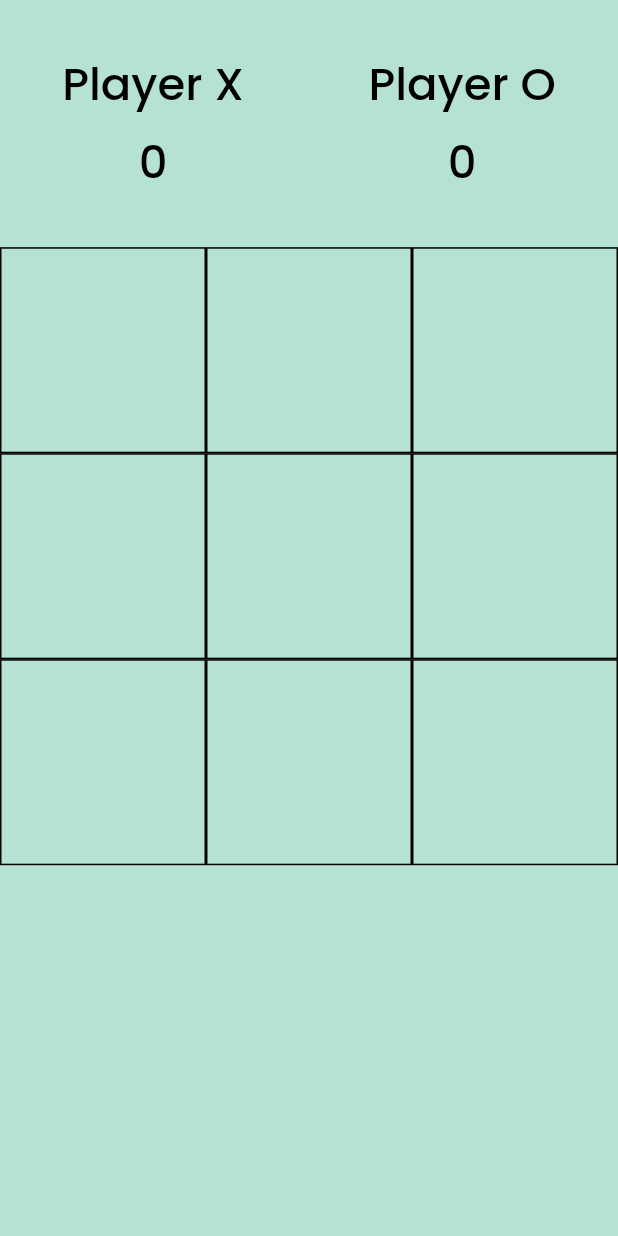
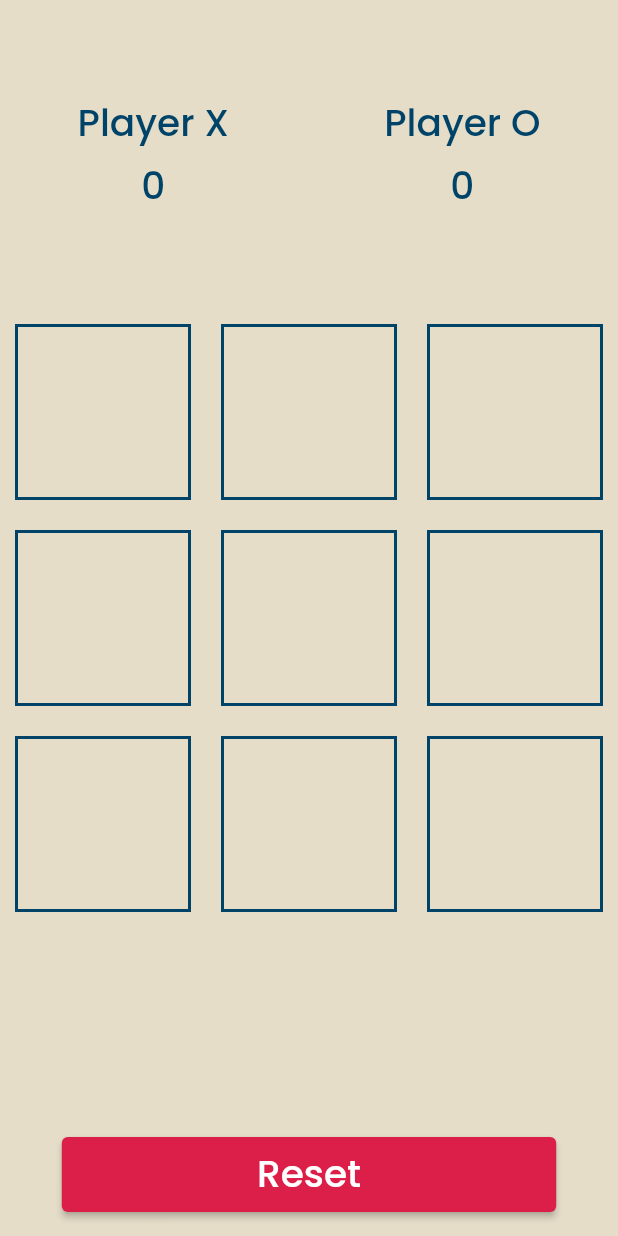
Before and after one commit to ahmadshakir21/Tic_Tac_Toe, a Flutter app: the screen it shows after launch, after a tap on "Start Gaming", on a phone screen of 412 x 824 dp. Run offline on Flutter 3.47's test engine with Material 2 defaults, Android fonts, the phone set to English and light mode, and no system bars; our stand-ins replace google_fonts.

Commit message:
finnish app core

```diff
--- /dev/null
+++ b/lib/animation/custom_page_route.dart
@@ -0,0 +1,19 @@
+import 'package:flutter/material.dart';
+
+class CustomPageRoute extends PageRouteBuilder {
+  final Widget child;
+  CustomPageRoute({required this.child})
+      : super(
+          // transitionDuration: const Duration(milliseconds: 400),
+          pageBuilder: (context, animation, secondaryAnimation) => child,
+        );
+
+  @override
+  Widget buildTransitions(BuildContext context, Animation<double> animation,
+      Animation<double> secondaryAnimation, Widget child) {
+    return FadeTransition(
+      opacity: animation,
+      child: child,
+    );
+  }
+}
--- a/lib/game_starting.dart
+++ b/lib/game_starting.dart
@@ -1,7 +1,6 @@
 import 'package:flutter/material.dart';
-import 'package:flutter/src/foundation/key.dart';
-import 'package:flutter/src/widgets/framework.dart';
 import 'package:google_fonts/google_fonts.dart';
+import 'package:tic_tac_toe_game/animation/custom_page_route.dart';
 import 'package:tic_tac_toe_game/home_screen.dart';
 
 class GameStarting extends StatelessWidget {
@@ -11,39 +10,52 @@ class GameStarting extends StatelessWidget {
   Widget build(BuildContext context) {
     return SafeArea(
       child: Scaffold(
-        backgroundColor: const Color(0xFFB6E2D3),
+        backgroundColor: const Color(0xFFE5DDC8),
         body: Center(
           child: Column(
             mainAxisAlignment: MainAxisAlignment.center,
             children: [
               Container(
-                height: 200,
-                width: 200,
-                child: Image.asset("assets/images/tic-tac-toe (1).png"),
+                height: 135,
+                width: 135,
+                child: Image.asset("assets/images/tic-tac-toe (2).png"),
               ),
-              const SizedBox(
-                height: 150,
+              // Container(
+              //   height: 60,
+              //   width: MediaQuery.of(context).size.width * 0.85,
+              //   child: ElevatedButton(
+              //       onPressed: () {
+              //         Navigator.of(context).push(MaterialPageRoute(
+              //           builder: (context) => const HomeScreen(),
+              //         ));
+              //       },
+              //       style: ElevatedButton.styleFrom(
+              //           primary: const Color(0xFF000000)),
+              //       child: Text(
+              //         "Start Gaming",
+              //         style: GoogleFonts.poppins(
+              //             fontSize: 25, fontWeight: FontWeight.w500),
+              //       )),
+              // ),
+            ],
           ),
-              Container(
-                height: 60,
-                width: MediaQuery.of(context).size.width * 0.85,
+        ),
+        floatingActionButton: Container(
+          height: 50,
+          width: MediaQuery.of(context).size.width * 0.8,
           child: ElevatedButton(
               onPressed: () {
-                      Navigator.of(context).push(MaterialPageRoute(
-                        builder: (context) => const HomeScreen(),
-                      ));
+                Navigator.of(context)
+                    .push(CustomPageRoute(child: const HomeScreen()));
               },
-                    style: ElevatedButton.styleFrom(
-                        primary: const Color(0xFF000000)),
+              style: ElevatedButton.styleFrom(primary: const Color(0xFF004369)),
               child: Text(
                 "Start Gaming",
                 style: GoogleFonts.poppins(
                     fontSize: 25, fontWeight: FontWeight.w500),
               )),
         ),
-            ],
-          ),
-        ),
+        floatingActionButtonLocation: FloatingActionButtonLocation.centerFloat,
       ),
     );
   }
--- a/lib/home_screen.dart
+++ b/lib/home_screen.dart
@@ -11,7 +11,9 @@ class HomeScreen extends StatefulWidget {
 class _HomeScreenState extends State<HomeScreen> {
   bool OTurn = true; // the first player is O
   var myStyleText = GoogleFonts.poppins(
-      color: Colors.black, fontSize: 30, fontWeight: FontWeight.w500);
+      color: const Color(0xFF004369),
+      fontSize: 25,
+      fontWeight: FontWeight.w500);
   int OScore = 0;
   int XScore = 0;
   int filledBoxes = 0;
@@ -100,14 +102,20 @@ class _HomeScreenState extends State<HomeScreen> {
       context: context,
       barrierDismissible: false,
       builder: (context) => AlertDialog(
-        title: Text("Winner is : $winner"),
+        title: Text(
+          "Winner is : $winner",
+          style: const TextStyle(color: Color(0xFF004369)),
+        ),
         actions: [
-          TextButton(
+          ElevatedButton(
               onPressed: () {
                 clearBoard();
                 Navigator.of(context).pop();
               },
-              child: const Text("Play Again!"))
+              style: ElevatedButton.styleFrom(primary: const Color(0xFFDB1F48)),
+              child: const Text(
+                "Play Again!",
+              ))
         ],
       ),
     );
@@ -124,14 +132,20 @@ class _HomeScreenState extends State<HomeScreen> {
       context: context,
       barrierDismissible: false,
       builder: (context) => AlertDialog(
-        title: const Text("Draw"),
+        title: const Text(
+          "Draw",
+          style: TextStyle(color: Color(0xFF004369)),
+        ),
         actions: [
-          TextButton(
+          ElevatedButton(
               onPressed: () {
                 clearBoard();
                 Navigator.of(context).pop();
               },
-              child: const Text("Play Again!"))
+              style: ElevatedButton.styleFrom(primary: const Color(0xFFDB1F48)),
+              child: const Text(
+                "Play Again!",
+              ))
         ],
       ),
     );
@@ -150,7 +164,7 @@ class _HomeScreenState extends State<HomeScreen> {
   Widget build(BuildContext context) {
     return SafeArea(
       child: Scaffold(
-        backgroundColor: const Color(0xFFB6E2D3),
+        backgroundColor: const Color(0xFFE5DDC8),
         body: Column(
           children: [
             Expanded(
@@ -167,7 +181,7 @@ class _HomeScreenState extends State<HomeScreen> {
                           style: myStyleText,
                         ),
                         const SizedBox(
-                          height: 7,
+                          height: 5,
                         ),
                         Text(
                           XScore.toString(),
@@ -183,7 +197,7 @@ class _HomeScreenState extends State<HomeScreen> {
                           style: myStyleText,
                         ),
                         const SizedBox(
-                          height: 7,
+                          height: 5,
                         ),
                         Text(
                           OScore.toString(),
@@ -204,22 +218,78 @@ class _HomeScreenState extends State<HomeScreen> {
                 itemBuilder: (BuildContext context, int index) =>
                     GestureDetector(
                   onTap: () => tapped(index),
+                  child: Padding(
+                    padding: const EdgeInsets.all(10),
                     child: Container(
                         decoration: BoxDecoration(
-                        border: Border.all(color: Colors.black),
+                          border: Border.all(
+                              color: const Color(0xFF004369), width: 2),
                         ),
                         child: Center(
                             child: Text(
                           displayEandO[index],
                           style: GoogleFonts.poppins(
-                            color: Colors.black, fontSize: 40),
+                              color: const Color(0xFF004369), fontSize: 40),
                         ))),
                   ),
                 ),
               ),
-            Expanded(child: Container()),
+            ),
           ],
         ),
+        floatingActionButton: Container(
+          height: 50,
+          width: MediaQuery.of(context).size.width * 0.8,
+          child: ElevatedButton(
+              onPressed: () {
+                showDialog(
+                  context: context,
+                  builder: (context) => AlertDialog(
+                    title: const Text(
+                      "Do you Want to reset this game ? ",
+                      style: TextStyle(color: Color(0xFF004369)),
+                    ),
+                    actions: [
+                      Row(
+                        mainAxisAlignment: MainAxisAlignment.spaceAround,
+                        children: [
+                          Container(
+                            width: 100,
+                            child: ElevatedButton(
+                                onPressed: () {
+                                  Navigator.pop(context);
+                                },
+                                style: ElevatedButton.styleFrom(
+                                    primary: const Color(0xFF004369)),
+                                child: const Text("No")),
+                          ),
+                          Container(
+                            width: 100,
+                            child: ElevatedButton(
+                                onPressed: () {
+                                  OScore = 0;
+                                  XScore = 0;
+                                  clearBoard();
+                                  Navigator.of(context).pop();
+                                },
+                                style: ElevatedButton.styleFrom(
+                                    primary: const Color(0xFFDB1F48)),
+                                child: const Text("Yes")),
+                          ),
+                        ],
+                      )
+                    ],
+                  ),
+                );
+              },
+              style: ElevatedButton.styleFrom(primary: const Color(0xFFDB1F48)),
+              child: Text(
+                "Reset",
+                style: GoogleFonts.poppins(
+                    fontSize: 25, fontWeight: FontWeight.w500),
+              )),
+        ),
+        floatingActionButtonLocation: FloatingActionButtonLocation.centerFloat,
       ),
     );
   }
--- a/pubspec.yaml
+++ b/pubspec.yaml
@@ -60,7 +60,7 @@ flutter:
 
   # To add assets to your application, add an assets section, like this:
   assets:
-    - assets/images/tic-tac-toe (1).png
+    - assets/images/tic-tac-toe (2).png
   #   - images/a_dot_ham.jpeg
 
   # An image asset can refer to one or more resolution-specific "variants", see
```
Also changed, not shown: assets/images/tic-tac-toe (1).png (deleted), assets/images/tic-tac-toe (2).png (added). Lines whose indentation alone changed are shown as unchanged.
